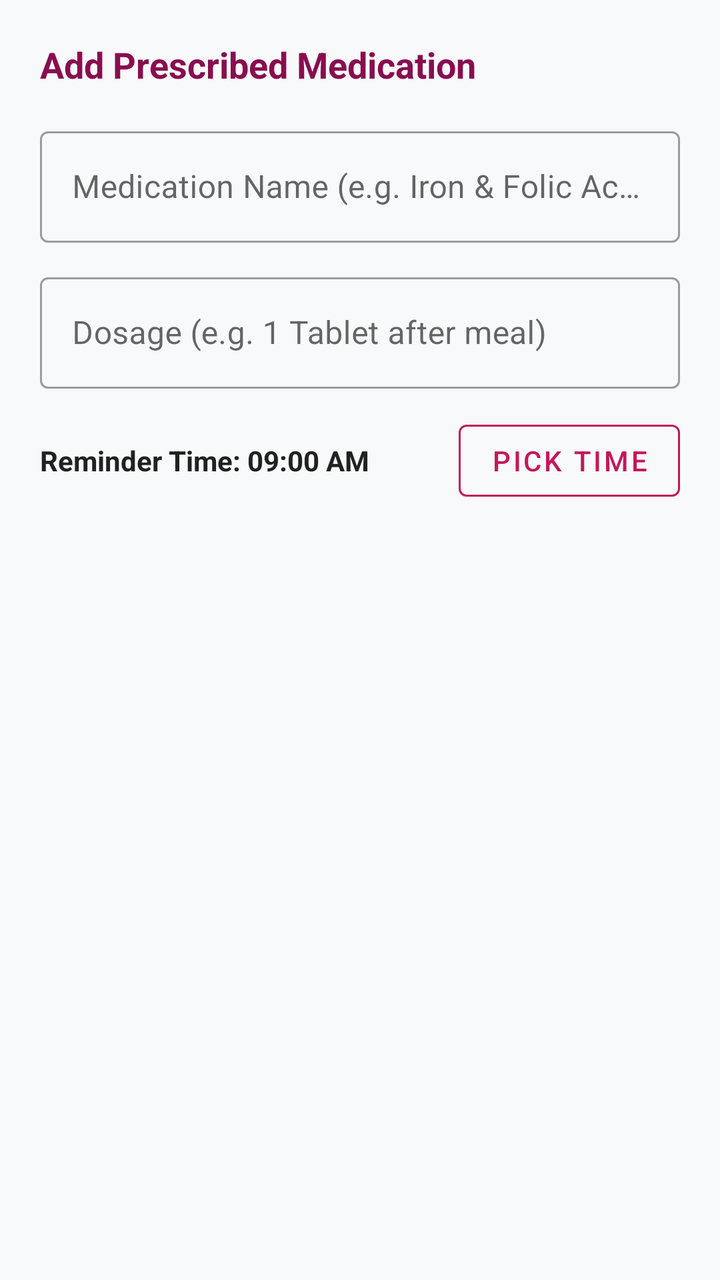
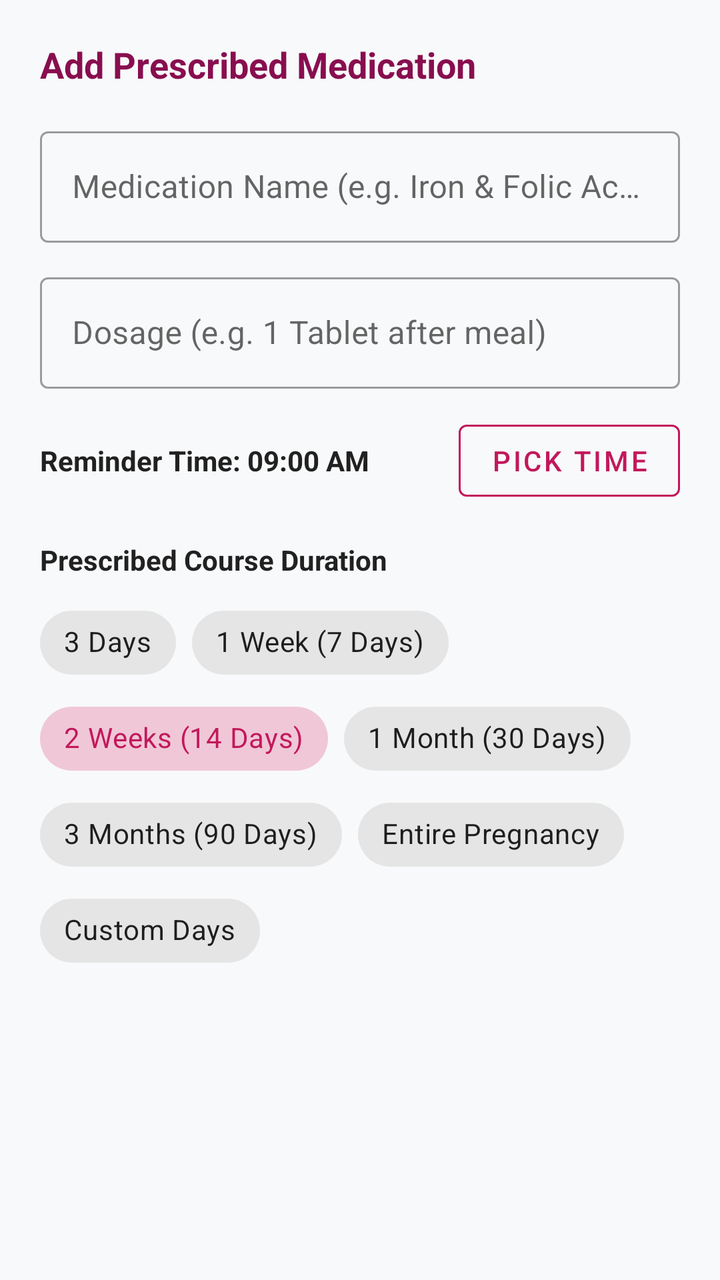

Screens rendered from an Android XML layout before and after an edit, with the pre-edit source and the edit as a unified diff.
<!-- AndroidManifest.xml: application theme Theme.MaaCare -->
<!-- res/layout/dialog_add_medicine.xml -->
<?xml version="1.0" encoding="utf-8"?>
<LinearLayout xmlns:android="http://schemas.android.com/apk/res/android"
    xmlns:app="http://schemas.android.com/apk/res-auto"
    android:layout_width="match_parent"
    android:layout_height="wrap_content"
    android:orientation="vertical"
    android:padding="20dp">

    <TextView
        android:layout_width="wrap_content"
        android:layout_height="wrap_content"
        android:layout_marginBottom="16dp"
        android:text="Add Prescribed Medication"
        android:textColor="@color/primary_dark"
        android:textSize="18sp"
        android:textStyle="bold" />

    <com.google.android.material.textfield.TextInputLayout
        style="@style/Widget.MaterialComponents.TextInputLayout.OutlinedBox"
        android:layout_width="match_parent"
        android:layout_height="wrap_content"
        android:layout_marginBottom="12dp"
        android:hint="@string/medicine_name_hint">

        <com.google.android.material.textfield.TextInputEditText
            android:id="@+id/et_medicine_name"
            android:layout_width="match_parent"
            android:layout_height="wrap_content"
            android:inputType="textCapWords" />
    </com.google.android.material.textfield.TextInputLayout>

    <com.google.android.material.textfield.TextInputLayout
        style="@style/Widget.MaterialComponents.TextInputLayout.OutlinedBox"
        android:layout_width="match_parent"
        android:layout_height="wrap_content"
        android:layout_marginBottom="12dp"
        android:hint="@string/dosage_hint">

        <com.google.android.material.textfield.TextInputEditText
            android:id="@+id/et_medicine_dosage"
            android:layout_width="match_parent"
            android:layout_height="wrap_content"
            android:inputType="text" />
    </com.google.android.material.textfield.TextInputLayout>

    <LinearLayout
        android:layout_width="match_parent"
        android:layout_height="wrap_content"
        android:layout_marginBottom="16dp"
        android:gravity="center_vertical"
        android:orientation="horizontal">

        <TextView
            android:id="@+id/tv_selected_time"
            android:layout_width="0dp"
            android:layout_height="wrap_content"
            android:layout_weight="1"
            android:text="Reminder Time: 09:00 AM"
            android:textColor="@color/text_primary"
            android:textSize="14sp"
            android:textStyle="bold" />

        <com.google.android.material.button.MaterialButton
            android:id="@+id/btn_pick_time"
            style="@style/Widget.MaterialComponents.Button.OutlinedButton"
            android:layout_width="wrap_content"
            android:layout_height="wrap_content"
            android:text="Pick Time"
            android:textColor="@color/primary"
            app:strokeColor="@color/primary" />
    </LinearLayout>

</LinearLayout>
<!-- resources referenced by this layout -->
<resources>
  <color name="primary">#C2185B</color>
  <color name="primary_dark">#880E4F</color>
  <color name="text_primary">#212121</color>
  <string name="dosage_hint">Dosage (e.g. 1 Tablet after meal)</string>
  <string name="medicine_name_hint">Medication Name (e.g. Iron &amp; Folic Acid)</string>
  <style name="Theme.MaaCare" parent="Theme.MaterialComponents.DayNight.NoActionBar">
          
          <item name="colorPrimary">@color/primary</item>
          <item name="colorPrimaryVariant">@color/primary_dark</item>
          <item name="colorOnPrimary">@color/white</item>
          
          
          <item name="colorSecondary">@color/secondary</item>
          <item name="colorSecondaryVariant">@color/secondary_dark</item>
          <item name="colorOnSecondary">@color/white</item>
          
          
          <item name="android:statusBarColor">@color/primary_dark</item>
          <item name="android:windowLightStatusBar" tools:targetApi="m">false</item>
          
          <item name="android:windowBackground">@color/background_light</item>
      </style>
  <color name="white">#FFFFFF</color>
  <color name="secondary">#00897B</color>
  <color name="secondary_dark">#004D40</color>
  <color name="background_light">#F8F9FA</color>
</resources>

<!-- the commit's change to res/layout/dialog_add_medicine.xml (unified diff, before → after) -->
@@ -1,73 +1,163 @@
 <?xml version="1.0" encoding="utf-8"?>
-<LinearLayout xmlns:android="http://schemas.android.com/apk/res/android"
+<androidx.core.widget.NestedScrollView xmlns:android="http://schemas.android.com/apk/res/android"
     xmlns:app="http://schemas.android.com/apk/res-auto"
     android:layout_width="match_parent"
     android:layout_height="wrap_content"
-    android:orientation="vertical"
-    android:padding="20dp">
-
-    <TextView
-        android:layout_width="wrap_content"
-        android:layout_height="wrap_content"
-        android:layout_marginBottom="16dp"
-        android:text="Add Prescribed Medication"
-        android:textColor="@color/primary_dark"
-        android:textSize="18sp"
-        android:textStyle="bold" />
-
-    <com.google.android.material.textfield.TextInputLayout
-        style="@style/Widget.MaterialComponents.TextInputLayout.OutlinedBox"
-        android:layout_width="match_parent"
-        android:layout_height="wrap_content"
-        android:layout_marginBottom="12dp"
-        android:hint="@string/medicine_name_hint">
-
-        <com.google.android.material.textfield.TextInputEditText
-            android:id="@+id/et_medicine_name"
-            android:layout_width="match_parent"
-            android:layout_height="wrap_content"
-            android:inputType="textCapWords" />
-    </com.google.android.material.textfield.TextInputLayout>
-
-    <com.google.android.material.textfield.TextInputLayout
-        style="@style/Widget.MaterialComponents.TextInputLayout.OutlinedBox"
-        android:layout_width="match_parent"
-        android:layout_height="wrap_content"
-        android:layout_marginBottom="12dp"
-        android:hint="@string/dosage_hint">
-
-        <com.google.android.material.textfield.TextInputEditText
-            android:id="@+id/et_medicine_dosage"
-            android:layout_width="match_parent"
-            android:layout_height="wrap_content"
-            android:inputType="text" />
-    </com.google.android.material.textfield.TextInputLayout>
+    android:fillViewport="true">
 
     <LinearLayout
         android:layout_width="match_parent"
         android:layout_height="wrap_content"
-        android:layout_marginBottom="16dp"
-        android:gravity="center_vertical"
-        android:orientation="horizontal">
+        android:orientation="vertical"
+        android:padding="20dp">
 
         <TextView
-            android:id="@+id/tv_selected_time"
-            android:layout_width="0dp"
+            android:layout_width="wrap_content"
             android:layout_height="wrap_content"
-            android:layout_weight="1"
-            android:text="Reminder Time: 09:00 AM"
+            android:layout_marginBottom="16dp"
+            android:text="Add Prescribed Medication"
+            android:textColor="@color/primary_dark"
+            android:textSize="18sp"
+            android:textStyle="bold" />
+
+        <com.google.android.material.textfield.TextInputLayout
+            style="@style/Widget.MaterialComponents.TextInputLayout.OutlinedBox"
+            android:layout_width="match_parent"
+            android:layout_height="wrap_content"
+            android:layout_marginBottom="12dp"
+            android:hint="@string/medicine_name_hint">
+
+            <com.google.android.material.textfield.TextInputEditText
+                android:id="@+id/et_medicine_name"
+                android:layout_width="match_parent"
+                android:layout_height="wrap_content"
+                android:inputType="textCapWords" />
+        </com.google.android.material.textfield.TextInputLayout>
+
+        <com.google.android.material.textfield.TextInputLayout
+            style="@style/Widget.MaterialComponents.TextInputLayout.OutlinedBox"
+            android:layout_width="match_parent"
+            android:layout_height="wrap_content"
+            android:layout_marginBottom="12dp"
+            android:hint="@string/dosage_hint">
+
+            <com.google.android.material.textfield.TextInputEditText
+                android:id="@+id/et_medicine_dosage"
+                android:layout_width="match_parent"
+                android:layout_height="wrap_content"
+                android:inputType="text" />
+        </com.google.android.material.textfield.TextInputLayout>
+
+        <LinearLayout
+            android:layout_width="match_parent"
+            android:layout_height="wrap_content"
+            android:layout_marginBottom="16dp"
+            android:gravity="center_vertical"
+            android:orientation="horizontal">
+
+            <TextView
+                android:id="@+id/tv_selected_time"
+                android:layout_width="0dp"
+                android:layout_height="wrap_content"
+                android:layout_weight="1"
+                android:text="Reminder Time: 09:00 AM"
+                android:textColor="@color/text_primary"
+                android:textSize="14sp"
+                android:textStyle="bold" />
+
+            <com.google.android.material.button.MaterialButton
+                android:id="@+id/btn_pick_time"
+                style="@style/Widget.MaterialComponents.Button.OutlinedButton"
+                android:layout_width="wrap_content"
+                android:layout_height="wrap_content"
+                android:text="Pick Time"
+                android:textColor="@color/primary"
+                app:strokeColor="@color/primary" />
+        </LinearLayout>
+
+        
+        <TextView
+            android:layout_width="wrap_content"
+            android:layout_height="wrap_content"
+            android:layout_marginBottom="8dp"
+            android:text="Prescribed Course Duration"
             android:textColor="@color/text_primary"
             android:textSize="14sp"
             android:textStyle="bold" />
 
-        <com.google.android.material.button.MaterialButton
-            android:id="@+id/btn_pick_time"
-            style="@style/Widget.MaterialComponents.Button.OutlinedButton"
-            android:layout_width="wrap_content"
+        <com.google.android.material.chip.ChipGroup
+            android:id="@+id/chip_group_duration"
+            android:layout_width="match_parent"
             android:layout_height="wrap_content"
-            android:text="Pick Time"
-            android:textColor="@color/primary"
-            app:strokeColor="@color/primary" />
+            app:checkedChip="@+id/chip_14_days"
+            app:selectionRequired="true"
+            app:singleSelection="true">
+
+            <com.google.android.material.chip.Chip
+                android:id="@+id/chip_3_days"
+                style="@style/Widget.MaterialComponents.Chip.Choice"
+                android:layout_width="wrap_content"
+                android:layout_height="wrap_content"
+                android:text="3 Days" />
+
+            <com.google.android.material.chip.Chip
+                android:id="@+id/chip_7_days"
+                style="@style/Widget.MaterialComponents.Chip.Choice"
+                android:layout_width="wrap_content"
+                android:layout_height="wrap_content"
+                android:text="1 Week (7 Days)" />
+
+            <com.google.android.material.chip.Chip
+                android:id="@+id/chip_14_days"
+                style="@style/Widget.MaterialComponents.Chip.Choice"
+                android:layout_width="wrap_content"
+                android:layout_height="wrap_content"
+                android:text="2 Weeks (14 Days)" />
+
+            <com.google.android.material.chip.Chip
+                android:id="@+id/chip_30_days"
+                style="@style/Widget.MaterialComponents.Chip.Choice"
+                android:layout_width="wrap_content"
+                android:layout_height="wrap_content"
+                android:text="1 Month (30 Days)" />
+
+            <com.google.android.material.chip.Chip
+                android:id="@+id/chip_90_days"
+                style="@style/Widget.MaterialComponents.Chip.Choice"
+                android:layout_width="wrap_content"
+                android:layout_height="wrap_content"
+                android:text="3 Months (90 Days)" />
+
+            <com.google.android.material.chip.Chip
+                android:id="@+id/chip_pregnancy_course"
+                style="@style/Widget.MaterialComponents.Chip.Choice"
+                android:layout_width="wrap_content"
+                android:layout_height="wrap_content"
+                android:text="Entire Pregnancy" />
+
+            <com.google.android.material.chip.Chip
+                android:id="@+id/chip_custom_days"
+                style="@style/Widget.MaterialComponents.Chip.Choice"
+                android:layout_width="wrap_content"
+                android:layout_height="wrap_content"
+                android:text="Custom Days" />
+        </com.google.android.material.chip.ChipGroup>
+
+        <com.google.android.material.textfield.TextInputLayout
+            android:id="@+id/layout_custom_days"
+            style="@style/Widget.MaterialComponents.TextInputLayout.OutlinedBox"
+            android:layout_width="match_parent"
+            android:layout_height="wrap_content"
+            android:layout_marginTop="8dp"
+            android:hint="Enter Number of Days"
+            android:visibility="gone">
+
+            <com.google.android.material.textfield.TextInputEditText
+                android:id="@+id/et_custom_days"
+                android:layout_width="match_parent"
+                android:layout_height="wrap_content"
+                android:inputType="number" />
+        </com.google.android.material.textfield.TextInputLayout>
+
     </LinearLayout>
-
-</LinearLayout>
+</androidx.core.widget.NestedScrollView>
